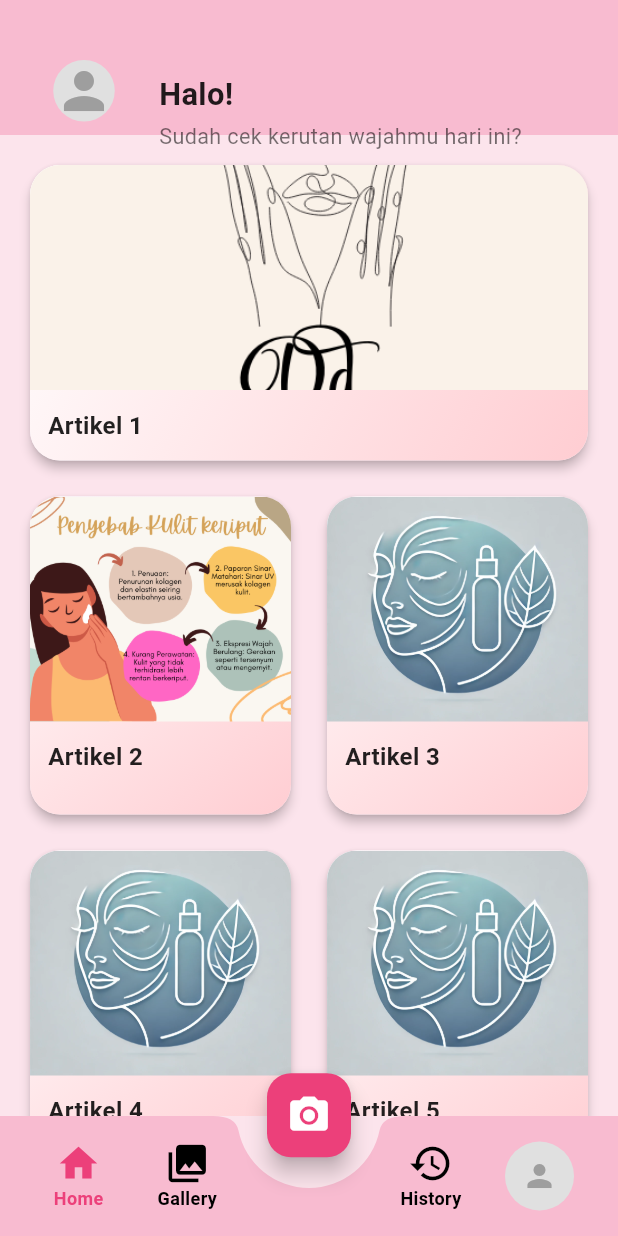
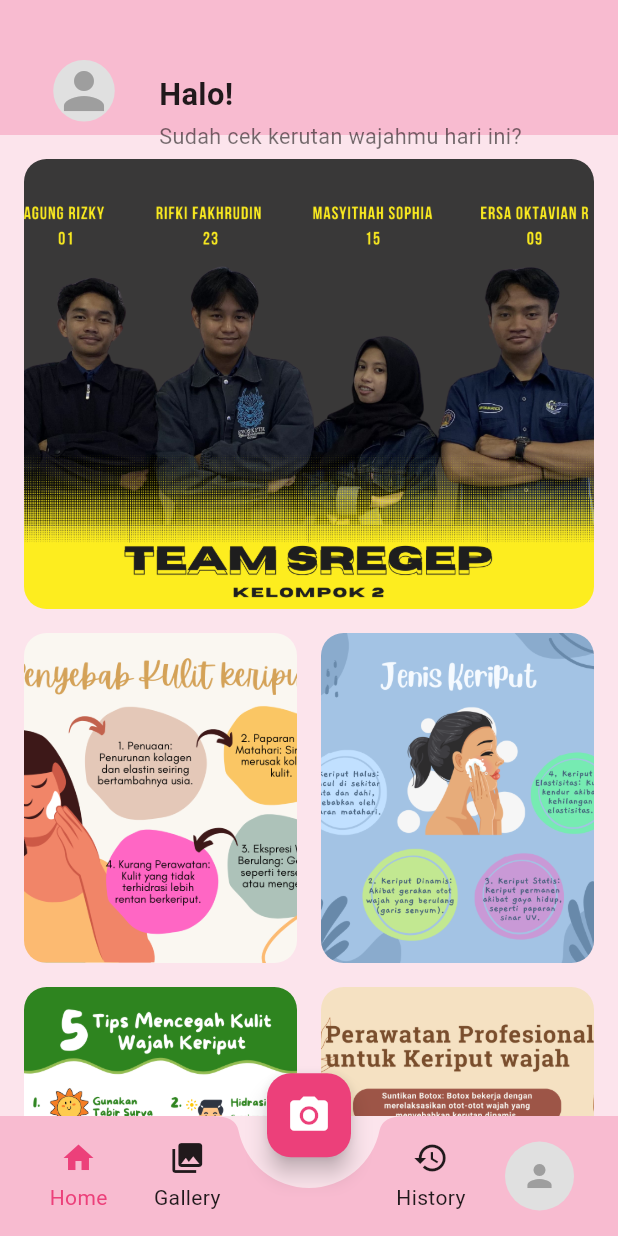
Before and after one commit to rifkifakhrudin2004/proyeksregep, a Flutter app: the HomePage screen opened by its route, after a tap on the "person" icon, on a phone screen of 412 x 824 dp. Run offline on Flutter 3.47's test engine with Material 3 defaults, Android fonts, the phone set to English and light mode, and no system bars; our stand-ins replace awesome_dialog, camera, cloud_firestore, firebase_auth, firebase_core, firebase_storage and 2 more; missing offline and left inert: google_ml_kit; accounts and stored records are empty.

Commit message:
menambahkan artikel pada homepage

```diff
--- a/lib/pages/home_page.dart
+++ b/lib/pages/home_page.dart
@@ -24,12 +24,11 @@ class _HomePageState extends State<HomePage> {
   }
 
   Future<void> _fetchArticles() async {
-    // Simulasi pengambilan data artikel
     setState(() {
       articles = [
         Article(
           title: 'Artikel 1',
-          imageUrl: 'assets/Olivia.png',
+          imageUrl: 'assets/Team sregep.png',
           content: 'Konten artikel 1',
         ),
         Article(
@@ -39,26 +38,44 @@ class _HomePageState extends State<HomePage> {
         ),
         Article(
           title: 'Artikel 3',
-          imageUrl: 'assets/logo.jpg',
+          imageUrl: 'assets/JenisKeriput.png',
           content: 'Konten artikel 3',
         ),
         Article(
           title: 'Artikel 4',
-          imageUrl: 'assets/logo.jpg',
+          imageUrl: 'assets/CegahKeriput.png',
           content: 'Konten artikel 4',
         ),
         Article(
           title: 'Artikel 5',
-          imageUrl: 'assets/logo.jpg',
+          imageUrl: 'assets/perawatanKeriput.png',
           content: 'Konten artikel 5',
-        ),
-        Article(
-          title: 'Artikel 6',
-          imageUrl: 'assets/logo.jpg',
-          content: 'Konten artikel 6',
         ),
       ];
     });
+  }
+
+  void _showFullImage(String imageUrl) {
+    showDialog(
+      context: context,
+      barrierDismissible: true,
+      builder: (BuildContext context) {
+        return Dialog(
+          backgroundColor: Colors.transparent,
+          child: GestureDetector(
+            onTap: () => Navigator.pop(context),
+            child: Container(
+              decoration: BoxDecoration(
+                image: DecorationImage(
+                  image: AssetImage(imageUrl),
+                  fit: BoxFit.contain,
+                ),
+              ),
+            ),
+          ),
+        );
+      },
+    );
   }
 
   @override
@@ -105,33 +122,7 @@ class _HomePageState extends State<HomePage> {
                         GestureDetector(
                           onTap: () {
                             if (lastPhotoUrl != null) {
-                              showDialog(
-                                context: context,
-                                barrierDismissible: true,
-                                builder: (BuildContext context) {
-                                  return Dialog(
-                                    backgroundColor: Colors.transparent,
-                                    child: Center(
-                                      child: GestureDetector(
-                                        onTap: () => Navigator.pop(context),
-                                        child: ClipOval(
-                                          child: Container(
-                                            width: 300,
-                                            height: 300,
-                                            decoration: BoxDecoration(
-                                              shape: BoxShape.circle,
-                                              image: DecorationImage(
-                                                image: NetworkImage(lastPhotoUrl!),
-                                                fit: BoxFit.cover,
-                                              ),
-                                            ),
-                                          ),
-                                        ),
-                                      ),
-                                    ),
-                                  );
-                                },
-                              );
+                              _showFullImage(lastPhotoUrl!);
                             }
                           },
                           child: lastPhotoUrl != null
@@ -190,9 +181,19 @@ class _HomePageState extends State<HomePage> {
                 child: Column(
                   children: [
                     if (articles.isNotEmpty)
-                      Container(
+                      GestureDetector(
+                        onTap: () => _showFullImage(articles[0].imageUrl),
+                        child: Container(
                           width: double.infinity,
-                        child: ArticleWidget(article: articles[0]),
+                          height: 300, // memperbesar ukuran gambar
+                          child: ClipRRect(
+                            borderRadius: BorderRadius.circular(15),
+                            child: Image.asset(
+                              articles[0].imageUrl,
+                              fit: BoxFit.cover,
+                            ),
+                          ),
+                        ),
                       ),
                     SizedBox(height: 16),
                     GridView.builder(
@@ -206,7 +207,21 @@ class _HomePageState extends State<HomePage> {
                       ),
                       itemCount: articles.length - 1,
                       itemBuilder: (context, index) {
-                        return ArticleWidget(article: articles[index + 1]);
+                        return GestureDetector(
+                          onTap: () => _showFullImage(articles[index + 1].imageUrl),
+                          child: Container(
+                            decoration: BoxDecoration(
+                              borderRadius: BorderRadius.circular(15),
+                            ),
+                            child: ClipRRect(
+                              borderRadius: BorderRadius.circular(15),
+                              child: Image.asset(
+                                articles[index + 1].imageUrl,
+                                fit: BoxFit.cover,
+                              ),
+                            ),
+                          ),
+                        );
                       },
                     ),
                   ],
@@ -282,7 +297,6 @@ bottomNavigationBar: BottomAppBar(
           ),
         ),
       ),
-
     );
   }
 
@@ -301,7 +315,7 @@ bottomNavigationBar: BottomAppBar(
             Navigator.pushNamed(context, '/home');
             break;
           case 1:
-            Navigator.pushNamed(context, '/storage');
+            Navigator.pushNamed(context, '/gallery');
             break;
           case 2:
             Navigator.pushNamed(context, '/history');
@@ -311,28 +325,14 @@ bottomNavigationBar: BottomAppBar(
             break;
         }
       },
-      borderRadius: BorderRadius.circular(15),
       child: Container(
         alignment: Alignment.center,
         child: Column(
-          mainAxisAlignment: MainAxisAlignment.center,
+          mainAxisSize: MainAxisSize.min,
           children: [
-            Icon(icon,
-                color: _selectedIndex == index
-                    ? const Color.fromRGBO(236, 64, 122, 1)
-                    : Colors.black, size: 30),
-
-            if (index != 3) // Hapus label untuk profil
-              Text(
-                label,
-                style: TextStyle(
-                  color: _selectedIndex == index
-                      ? const Color.fromRGBO(236, 64, 122, 1)
-                      : Colors.black,
-                  fontWeight: FontWeight.bold,
-                  fontSize: 12,
-                ),
-              ),
+            Icon(icon, color: _selectedIndex == index ? const Color.fromRGBO(236, 64, 122, 1) : Colors.black87),
+            SizedBox(height: 4),
+            Text(label, style: TextStyle(color: _selectedIndex == index ? const Color.fromRGBO(236, 64, 122, 1) : Colors.black87)),
           ],
         ),
       ),
--- a/lib/pages/storage_page.dart
+++ b/lib/pages/storage_page.dart
@@ -12,7 +12,7 @@ class StoragePage extends StatelessWidget {
   Widget build(BuildContext context) {
     return Scaffold(
       appBar: AppBar(
-      title: const Text('Profile'),
+      title: const Text('Gallery'),
         leading: IconButton(
         icon: const Icon(Icons.arrow_back),
         onPressed: () {
--- a/pubspec.yaml
+++ b/pubspec.yaml
@@ -74,6 +74,10 @@ flutter:
     - assets/logo.jpg
     - assets/Olivia.png
     - assets/PenyebabKeriput.png
+    - assets/JenisKeriput.png
+    - assets/CegahKeriput.png
+    - assets/perawatanKeriput.png
+    - assets/Team sregep.png
 
   # To add assets to your application, add an assets section, like this:
   # assets:
```
Also changed, not shown: assets/CegahKeriput.png (added), assets/JenisKeriput.png (added), assets/Team sregep.png (added), assets/perawatanKeriput.png (added). Lines whose indentation alone changed are shown as unchanged.
